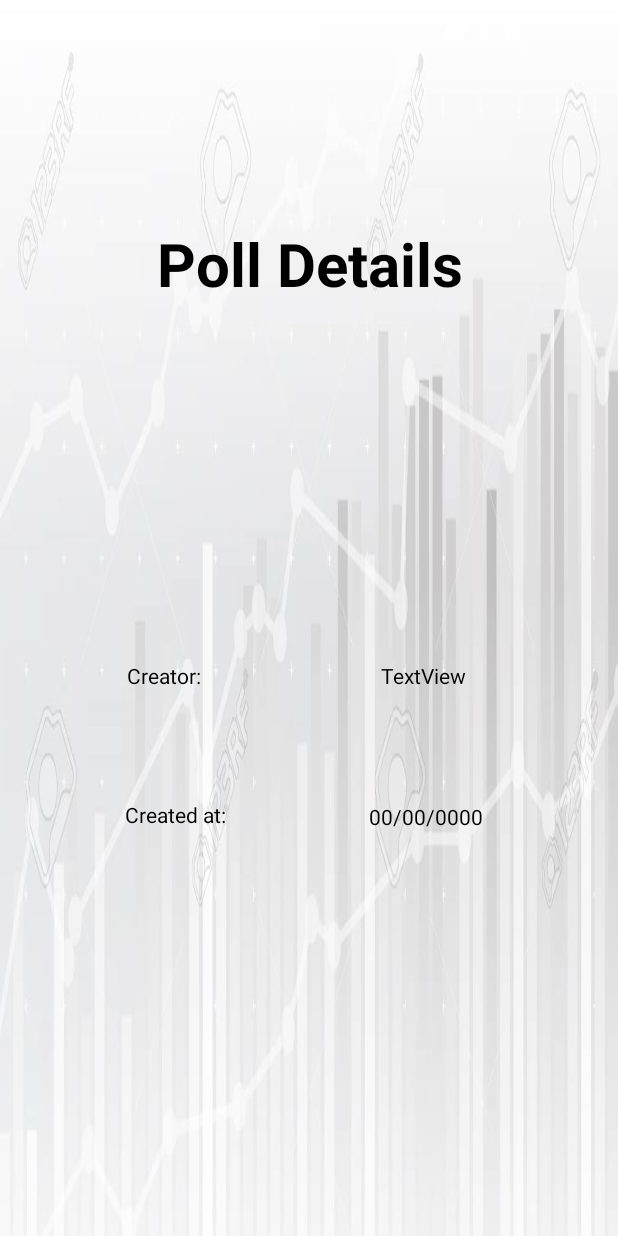
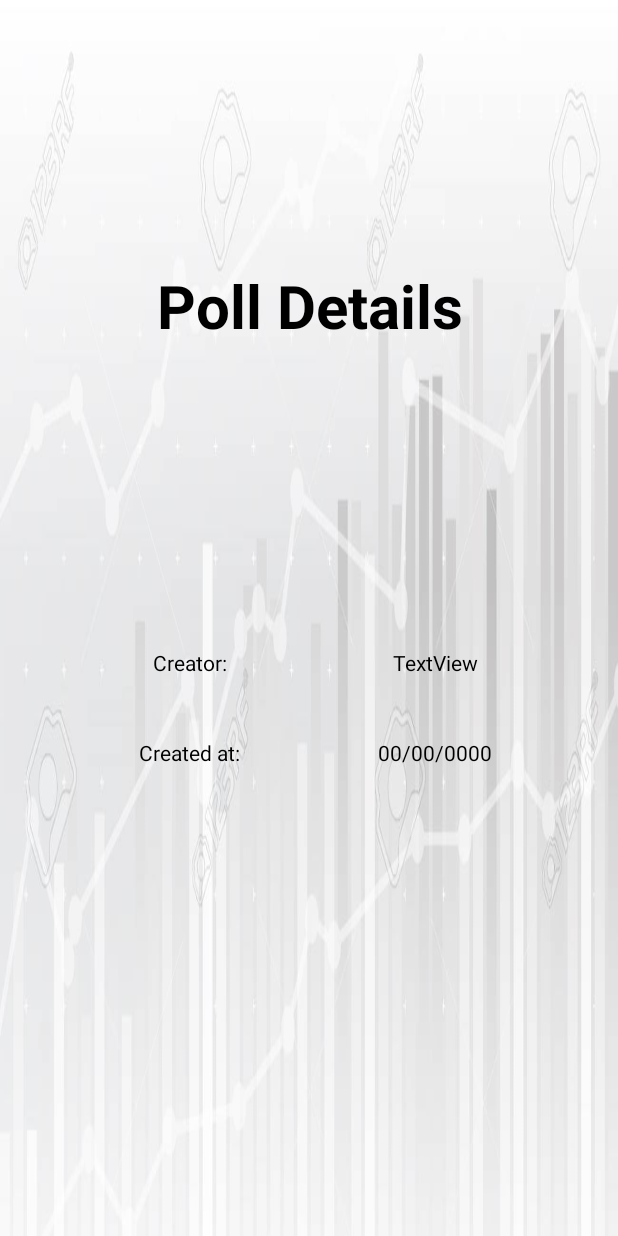
Before and after one commit to Galcarmi/PollsCommunity, an Android app: the PollDetailsActivity screen opened directly, with no data from a screen before it, on a phone screen of 412 x 824 dp. Run offline under Robolectric (Android 15) with nearby library versions, the phone set to English and light mode, and no system bars; 2 statements that could not run were skipped.

Commit message:
design fixes

```diff
--- a/app/src/main/res/layout/activity_poll_details.xml
+++ b/app/src/main/res/layout/activity_poll_details.xml
@@ -1,18 +1,19 @@
 <?xml version="1.0" encoding="utf-8"?>
-<androidx.constraintlayout.widget.ConstraintLayout
+<LinearLayout
     xmlns:android="http://schemas.android.com/apk/res/android"
     xmlns:app="http://schemas.android.com/apk/res-auto"
     xmlns:tools="http://schemas.android.com/tools"
     android:layout_width="match_parent"
+    android:orientation="vertical"
     android:layout_height="match_parent"
     android:background="@drawable/background_chart">
 
     <TextView
         android:id="@+id/textView2"
-        android:layout_width="241dp"
-        android:layout_height="57dp"
+        android:layout_width="match_parent"
+        android:layout_height="0px"
+        android:layout_weight="20"
         android:layout_marginStart="8dp"
-        android:layout_marginTop="104dp"
         android:layout_marginEnd="8dp"
         android:layout_marginBottom="8dp"
         android:gravity="center"
@@ -20,98 +21,91 @@
         android:textColor="@color/black"
         android:textSize="40sp"
         android:textStyle="bold"
-        app:layout_constraintBottom_toTopOf="@+id/constraintLayout2"
-        app:layout_constraintEnd_toEndOf="parent"
-        app:layout_constraintStart_toStartOf="parent"
-        app:layout_constraintTop_toTopOf="parent"
-        app:layout_constraintVertical_bias="0.172" />
+       />
 
     <androidx.constraintlayout.widget.ConstraintLayout
         android:id="@+id/constraintLayout2"
-        android:layout_width="396dp"
-        android:layout_height="57dp"
-        android:layout_marginBottom="36dp"
-        app:layout_constraintBottom_toTopOf="@+id/constraintLayout3"
+        android:layout_width="match_parent"
+        android:layout_height="0px"
+        android:layout_weight="20"
         app:layout_constraintEnd_toEndOf="parent"
-        app:layout_constraintHorizontal_bias="0.466"
         app:layout_constraintStart_toStartOf="parent">
 
 
+        <LinearLayout
+            android:id="@+id/linearLayout2"
+            android:layout_width="match_parent"
+            android:layout_height="60dp"
+            android:layout_marginStart="8dp"
+            android:layout_marginTop="8dp"
+            android:layout_marginEnd="8dp"
+            android:orientation="horizontal"
+            app:layout_constraintEnd_toEndOf="parent"
+            app:layout_constraintStart_toStartOf="parent"
+            app:layout_constraintTop_toTopOf="parent">
+
+
             <TextView
-            android:id="@+id/textView3"
-            android:layout_width="83dp"
-            android:layout_height="40dp"
-            android:layout_marginStart="60dp"
+                android:id="@+id/creator_title"
+                android:layout_width="0px"
+                android:layout_weight="50"
+                android:layout_height="wrap_content"
+                android:layout_marginTop="8dp"
+                android:layout_marginStart="40dp"
+                android:layout_marginEnd="8dp"
                 android:layout_marginBottom="8dp"
                 android:gravity="center"
                 android:text="@string/creator_text"
-            android:textColor="@color/black"
-            app:layout_constraintBottom_toBottomOf="@+id/creator_text"
-            app:layout_constraintStart_toStartOf="parent"
-            app:layout_constraintTop_toTopOf="@+id/creator_text"
-            app:layout_constraintVertical_bias="0.0" />
+                android:textColor="@color/black" />
 
             <TextView
                 android:id="@+id/creator_text"
-            android:layout_width="223dp"
-            android:layout_height="39dp"
+                android:layout_width="0px"
+                android:layout_weight="50"
+                android:layout_height="wrap_content"
+                android:layout_marginTop="8dp"
+                android:layout_marginEnd="36dp"
+                android:layout_marginBottom="8dp"
+                android:gravity="center"
+                android:text="TextView"
+                android:textColor="@color/black" />
+        </LinearLayout>
+
+        <LinearLayout
+            android:layout_width="match_parent"
+            android:layout_height="60dp"
             android:layout_marginStart="8dp"
+            android:layout_marginEnd="8dp"
+            android:orientation="horizontal"
+            app:layout_constraintEnd_toEndOf="parent"
+            app:layout_constraintStart_toStartOf="parent"
+            app:layout_constraintTop_toBottomOf="@+id/linearLayout2">
+
+            <TextView
+                android:id="@+id/textView4"
+                android:layout_width="0px"
+                android:layout_weight="50"
+                android:layout_height="wrap_content"
+                android:gravity="center"
+                android:layout_marginStart="40dp"
                 android:layout_marginTop="8dp"
                 android:layout_marginEnd="8dp"
                 android:layout_marginBottom="8dp"
-            android:gravity="center"
-            android:text="TextView"
-            android:textColor="@color/black"
-            app:layout_constraintBottom_toBottomOf="parent"
-            app:layout_constraintEnd_toEndOf="parent"
-            app:layout_constraintHorizontal_bias="0.897"
-            app:layout_constraintStart_toEndOf="@+id/textView3"
-            app:layout_constraintTop_toTopOf="parent"
-            app:layout_constraintVertical_bias="1.0" />
-    </androidx.constraintlayout.widget.ConstraintLayout>
-
-    <androidx.constraintlayout.widget.ConstraintLayout
-        android:id="@+id/constraintLayout3"
-        android:layout_width="393dp"
-        android:layout_height="66dp"
-        android:layout_marginStart="8dp"
-        android:layout_marginEnd="8dp"
-        android:layout_marginBottom="244dp"
-        app:layout_constraintBottom_toBottomOf="parent"
-        app:layout_constraintEnd_toEndOf="@+id/constraintLayout2"
-        app:layout_constraintStart_toStartOf="@+id/constraintLayout2">
-
-        <TextView
-            android:id="@+id/textView4"
-            android:layout_width="80dp"
-            android:layout_height="36dp"
-            android:layout_marginStart="68dp"
-            android:layout_marginBottom="8dp"
-            android:gravity="center"
                 android:text="@string/created_at_text"
-            android:textColor="@color/black"
-            app:layout_constraintBottom_toBottomOf="@+id/created_at"
-            app:layout_constraintStart_toStartOf="parent"
-            app:layout_constraintTop_toTopOf="@+id/created_at"
-            app:layout_constraintVertical_bias="0.0" />
+                android:textColor="@color/black" />
 
             <TextView
                 android:id="@+id/created_at"
-            android:layout_width="217dp"
-            android:layout_height="38dp"
-            android:layout_marginStart="8dp"
+                android:layout_width="0px"
+                android:layout_weight="50"
+                android:layout_height="wrap_content"
                 android:layout_marginTop="8dp"
-            android:layout_marginEnd="8dp"
-            android:layout_marginBottom="8dp"
+                android:layout_marginEnd="36dp"
                 android:gravity="center"
                 android:text="TextView"
-            android:textColor="@color/black"
-            app:layout_constraintBottom_toBottomOf="parent"
-            app:layout_constraintEnd_toEndOf="parent"
-            app:layout_constraintHorizontal_bias="0.876"
-            app:layout_constraintStart_toEndOf="@+id/textView4"
-            app:layout_constraintTop_toTopOf="parent"
-            app:layout_constraintVertical_bias="0.285" />
+                android:textColor="@color/black" />
+        </LinearLayout>
     </androidx.constraintlayout.widget.ConstraintLayout>
 
-</androidx.constraintlayout.widget.ConstraintLayout>
+
+</LinearLayout>
```
Also changed, not shown: app/src/main/res/layout/activity_add_poll.xml (+23 -30 lines), app/src/main/res/layout/activity_main.xml (+71 -57 lines), app/src/main/res/layout/activity_poll_view_v2.xml (+12 -20 lines), app/src/main/res/layout/activity_register.xml (+40 -39 lines). Lines whose indentation alone changed are shown as unchanged.
